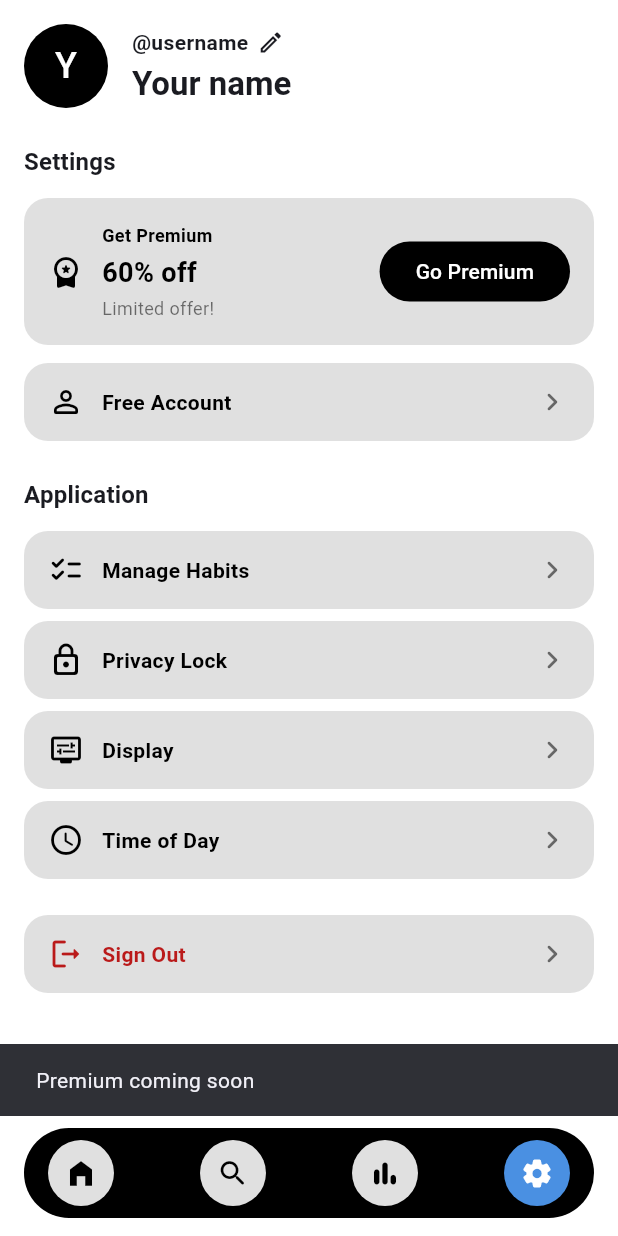
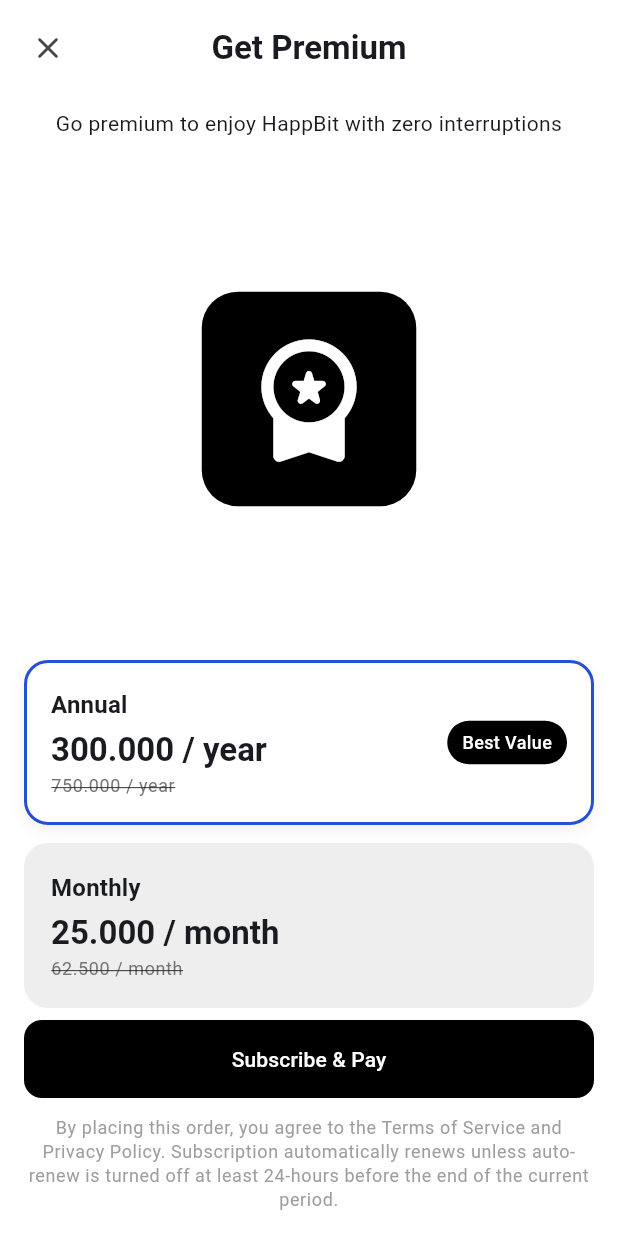
Before and after one commit to JunasVee/happbit, a Flutter app: the screen it shows once a user with an empty profile is signed in, item 4 of the bottom bar chosen, after a tap on "Go Premium", on a phone screen of 412 x 824 dp. Run offline on Flutter 3.47's test engine with Material 3 defaults, Android fonts, the light colour scheme and no system bars; our stand-ins replace flutter_dotenv, supabase_flutter; accounts and stored records are empty.

Commit message:
Adding features to settings page (edit, premium sub)
Editting icon (pensil) di settings page bisa di click untuk edit profile, dan tombol go premium juga bisa di click untuk melihat permium deals

```diff
--- a/lib/pages/auth/sign_in_page.dart
+++ b/lib/pages/auth/sign_in_page.dart
@@ -214,7 +214,6 @@
 /// ------------------------------
 class _FloatingTextField extends StatelessWidget {
   const _FloatingTextField({
-    super.key,
     required this.controller,
     required this.label,
     this.prefix,
--- a/lib/pages/auth/sign_up_page.dart
+++ b/lib/pages/auth/sign_up_page.dart
@@ -253,7 +253,6 @@
     this.obscureText = false,
     this.keyboardType,
     this.onChanged,
-    super.key,
   });
 
   final TextEditingController controller;
--- a/lib/pages/settings/settings_page.dart
+++ b/lib/pages/settings/settings_page.dart
@@ -1,6 +1,8 @@
 import 'package:flutter/material.dart';
 import 'package:supabase_flutter/supabase_flutter.dart';
 import '../../services/auth_service.dart';
+import 'subscription_page.dart';
+import 'edit_profile_page.dart';
 
 class SettingsPage extends StatefulWidget {
   const SettingsPage({super.key});
@@ -54,6 +56,17 @@
     ScaffoldMessenger.of(context).showSnackBar(
       SnackBar(content: Text('$feature coming soon')),
     );
+  }
+
+  Future<void> _openEditProfile() async {
+    final updated = await Navigator.of(context).push<bool>(
+      MaterialPageRoute(builder: (_) => const EditProfilePage()),
+    );
+
+    // If EditProfilePage popped with "true", reload the name
+    if (updated == true) {
+      _loadProfile();
+    }
   }
 
   @override
@@ -114,11 +127,14 @@
                               ),
                             ),
                             const SizedBox(width: 6),
-                            Icon(
-                              Icons.edit_outlined,
-                              size: 18,
-                              color: theme.textTheme.bodyMedium?.color,
-                            ),
+                            GestureDetector(
+                              onTap:_openEditProfile,
+                              child : Icon(
+                                Icons.edit_outlined,
+                                size: 18,
+                                color: theme.textTheme.bodyMedium?.color,
+                              ),
+                            )
                           ],
                         ),
                         const SizedBox(height: 4),
@@ -192,7 +208,13 @@
                         backgroundColor: Colors.black,
                         foregroundColor: Colors.white,
                       ),
-                      onPressed: () => _showComingSoon(context, 'Premium'),
+                      onPressed: () {
+                        Navigator.of(context).push(
+                          MaterialPageRoute(
+                            builder: (_) => const SubscriptionPage(),
+                          ),
+                        );
+                      },
                       child: const Text('Go Premium'),
                     ),
                   ],
--- /dev/null
+++ b/lib/pages/settings/subscription_page.dart
@@ -0,0 +1,259 @@
+import 'package:flutter/material.dart';
+
+enum SubscriptionPlan { annual, monthly }
+
+class SubscriptionPage extends StatefulWidget {
+  const SubscriptionPage({super.key});
+
+  @override
+  State<SubscriptionPage> createState() => _SubscriptionPageState();
+}
+
+class _SubscriptionPageState extends State<SubscriptionPage> {
+  SubscriptionPlan _selectedPlan = SubscriptionPlan.annual;
+
+  @override
+  Widget build(BuildContext context) {
+    final theme = Theme.of(context);
+
+    return Scaffold(
+      backgroundColor: Colors.white,
+      body: SafeArea(
+        child: Column(
+          crossAxisAlignment: CrossAxisAlignment.stretch,
+          children: [
+            // Header with close and title
+            Padding(
+              padding: const EdgeInsets.fromLTRB(8, 8, 8, 16),
+              child: Row(
+                children: [
+                  IconButton(
+                    icon: const Icon(Icons.close_rounded),
+                    onPressed: () => Navigator.of(context).pop(),
+                  ),
+                  const Spacer(),
+                  Text(
+                    'Get Premium',
+                    style: theme.textTheme.titleLarge?.copyWith(
+                      fontWeight: FontWeight.bold,
+                    ),
+                  ),
+                  const Spacer(),
+                  // Empty box just to balance the close icon visually
+                  const SizedBox(width: 48),
+                ],
+              ),
+            ),
+            Padding(
+              padding: const EdgeInsets.symmetric(horizontal: 24),
+              child: Text(
+                'Go premium to enjoy HappBit with zero interruptions',
+                textAlign: TextAlign.center,
+                style: theme.textTheme.bodyMedium,
+              ),
+            ),
+            const SizedBox(height: 24),
+
+            // Illustration (simple placeholder)
+            SizedBox(
+              height: 300,
+              child: Center(
+                child: Container(
+                  padding: const EdgeInsets.all(24),
+                  decoration: BoxDecoration(
+                    color: Colors.black,
+                    borderRadius: BorderRadius.circular(24),
+                  ),
+                  child: const Icon(
+                    Icons.workspace_premium_rounded,
+                    size: 95,
+                    color: Colors.white,
+                  ),
+                ),
+              ),
+            ),
+
+            const SizedBox(height: 24),
+
+            Expanded(
+              child: Padding(
+                padding: const EdgeInsets.symmetric(horizontal: 16),
+                child: Column(
+                  children: [
+                    // Annual plan
+                    _buildPlanCard(
+                      context: context,
+                      title: 'Annual',
+                      subtitle: '300.000 / year',
+                      previousPrice: '750.000 / year',
+                      badgeText: 'Best Value',
+                      isSelected: _selectedPlan == SubscriptionPlan.annual,
+                      onTap: () {
+                        setState(() {
+                          _selectedPlan = SubscriptionPlan.annual;
+                        });
+                      },
+                    ),
+                    const SizedBox(height: 12),
+
+                    // Monthly plan
+                    _buildPlanCard(
+                      context: context,
+                      title: 'Monthly',
+                      subtitle: '25.000 / month',
+                      previousPrice: '62.500 / month',
+                      isSelected: _selectedPlan == SubscriptionPlan.monthly,
+                      onTap: () {
+                        setState(() {
+                          _selectedPlan = SubscriptionPlan.monthly;
+                        });
+                      },
+                    ),
+
+                    const Spacer(),
+
+                    // Subscribe button
+                    SizedBox(
+                      width: double.infinity,
+                      child: FilledButton(
+                        style: FilledButton.styleFrom(
+                          backgroundColor: Colors.black,
+                          foregroundColor: Colors.white,
+                          padding: const EdgeInsets.symmetric(vertical: 16),
+                          shape: RoundedRectangleBorder(
+                            borderRadius: BorderRadius.circular(12),
+                          ),
+                        ),
+                        onPressed: () {
+                          final planName =
+                              _selectedPlan == SubscriptionPlan.annual
+                                  ? 'Annual'
+                                  : 'Monthly';
+                          ScaffoldMessenger.of(context).showSnackBar(
+                            SnackBar(
+                              content:
+                                  Text('You chose the $planName premium plan'),
+                            ),
+                          );
+                          // nanti buat payment page (static)
+                        },
+                        child: const Text('Subscribe & Pay'),
+                      ),
+                    ),
+                    const SizedBox(height: 12),
+
+                    Text(
+                      'By placing this order, you agree to the Terms of Service '
+                      'and Privacy Policy. Subscription automatically renews '
+                      'unless auto-renew is turned off at least 24-hours before '
+                      'the end of the current period.',
+                      style: theme.textTheme.bodySmall?.copyWith(
+                        color: Colors.grey,
+                      ),
+                      textAlign: TextAlign.center,
+                    ),
+                    const SizedBox(height: 16),
+                  ],
+                ),
+              ),
+            ),
+          ],
+        ),
+      ),
+    );
+  }
+
+  Widget _buildPlanCard({
+    required BuildContext context,
+    required String title,
+    required String subtitle,
+    required String previousPrice,
+    required bool isSelected,
+    String? badgeText,
+    VoidCallback? onTap,
+  }) {
+    final theme = Theme.of(context);
+
+    return AnimatedContainer(
+      duration: const Duration(milliseconds: 180),
+      decoration: BoxDecoration(
+        color: isSelected ? Colors.white : Colors.grey.shade200,
+        borderRadius: BorderRadius.circular(16),
+        border: Border.all(
+          color: isSelected ? const Color(0xFF254FD5) : Colors.transparent,
+          width: 2,
+        ),
+        boxShadow: isSelected
+            ? [
+                BoxShadow(
+                  color: Colors.black.withOpacity(0.05),
+                  blurRadius: 8,
+                  offset: const Offset(0, 4),
+                ),
+              ]
+            : null,
+      ),
+      child: Material(
+        color: Colors.transparent,
+        child: InkWell(
+          borderRadius: BorderRadius.circular(16),
+          onTap: onTap,
+          child: Padding(
+            padding: const EdgeInsets.all(16),
+            child: Row(
+              children: [
+                Expanded(
+                  child: Column(
+                    crossAxisAlignment: CrossAxisAlignment.start,
+                    children: [
+                      Text(
+                        title,
+                        style: theme.textTheme.titleMedium?.copyWith(
+                          fontWeight: FontWeight.w600,
+                        ),
+                      ),
+                      const SizedBox(height: 4),
+                      Text(
+                        subtitle,
+                        style: theme.textTheme.titleLarge?.copyWith(
+                          fontWeight: FontWeight.bold,
+                        ),
+                      ),
+                      const SizedBox(height: 2),
+                      Text(
+                        previousPrice,
+                        style: theme.textTheme.bodySmall?.copyWith(
+                          decoration: TextDecoration.lineThrough,
+                          color: Colors.grey.shade600,
+                        ),
+                      ),
+                    ],
+                  ),
+                ),
+                if (badgeText != null)
+                  Container(
+                    padding: const EdgeInsets.symmetric(
+                      horizontal: 10,
+                      vertical: 6,
+                    ),
+                    decoration: BoxDecoration(
+                      color: Colors.black,
+                      borderRadius: BorderRadius.circular(999),
+                    ),
+                    child: Text(
+                      badgeText,
+                      style: const TextStyle(
+                        color: Colors.white,
+                        fontSize: 12,
+                        fontWeight: FontWeight.w500,
+                      ),
+                    ),
+                  ),
+              ],
+            ),
+          ),
+        ),
+      ),
+    );
+  }
+}
```
Also changed, not shown: lib/pages/settings/edit_profile_page.dart (added, +384 -0 lines), pubspec.lock.
